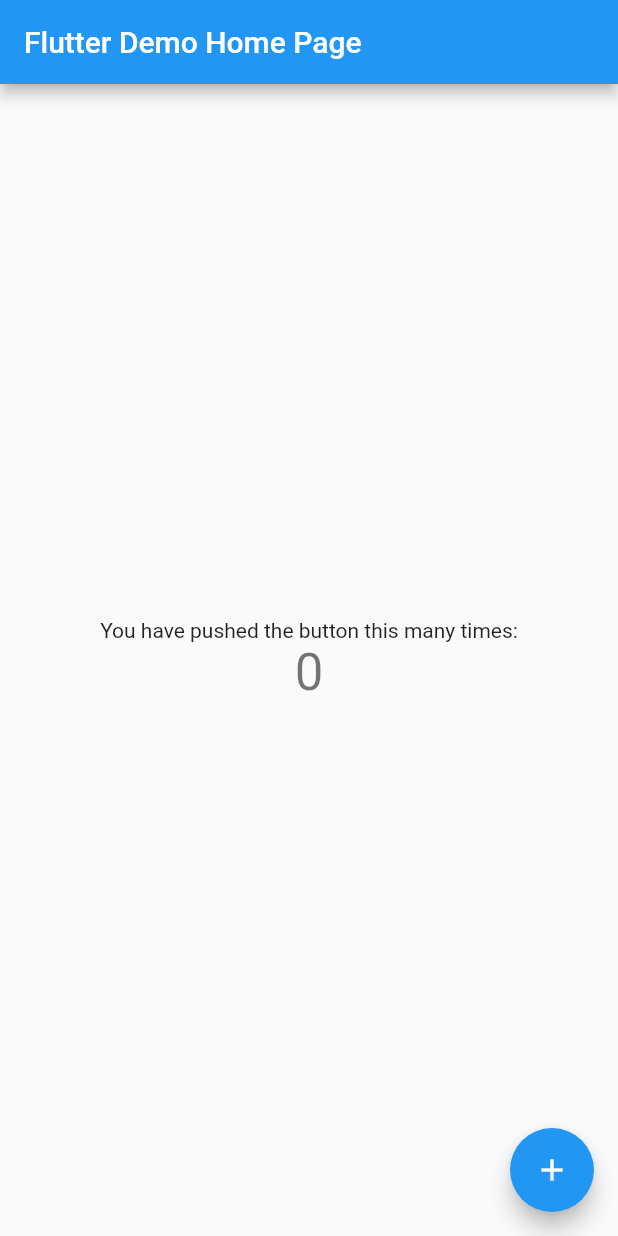
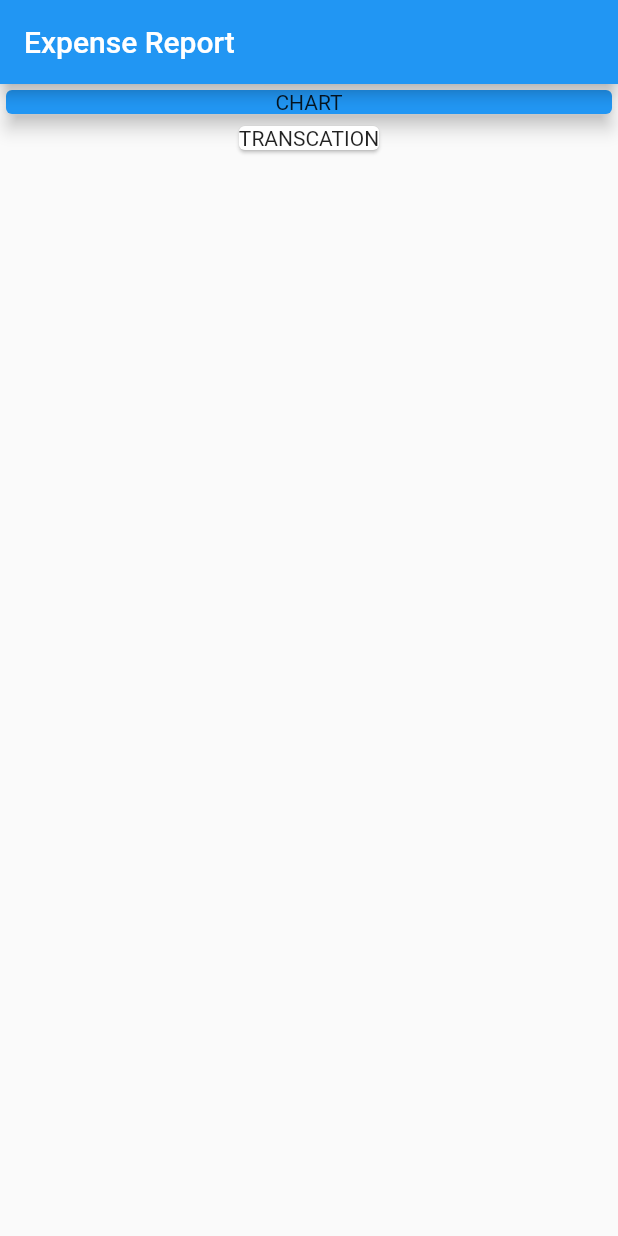
Before and after one commit to hpatel32/expenses, a Flutter app: the screen it shows after launch, on a phone screen of 412 x 824 dp. Run offline on Flutter 3.47's test engine with Material 2 defaults, Android fonts, the phone set to English and light mode, and no system bars.

Commit message:
start with column

```diff
--- a/lib/main.dart
+++ b/lib/main.dart
@@ -7,105 +7,31 @@ class MyApp extends StatelessWidget {
   @override
   Widget build(BuildContext context) {
     return MaterialApp(
-      title: 'Flutter Demo',
       theme: ThemeData(
-        // This is the theme of your application.
-        //
-        // Try running your application with "flutter run". You'll see the
-        // application has a blue toolbar. Then, without quitting the app, try
-        // changing the primarySwatch below to Colors.green and then invoke
-        // "hot reload" (press "r" in the console where you ran "flutter run",
-        // or simply save your changes to "hot reload" in a Flutter IDE).
-        // Notice that the counter didn't reset back to zero; the application
-        // is not restarted.
         primarySwatch: Colors.blue,
       ),
-      home: MyHomePage(title: 'Flutter Demo Home Page'),
+      home: MyHomePage(),
     );
   }
 }
 
-class MyHomePage extends StatefulWidget {
-  MyHomePage({Key key, this.title}) : super(key: key);
-
-  // This widget is the home page of your application. It is stateful, meaning
-  // that it has a State object (defined below) that contains fields that affect
-  // how it looks.
-
-  // This class is the configuration for the state. It holds the values (in this
-  // case the title) provided by the parent (in this case the App widget) and
-  // used by the build method of the State. Fields in a Widget subclass are
-  // always marked "final".
-
-  final String title;
-
-  @override
-  _MyHomePageState createState() => _MyHomePageState();
-}
-
-class _MyHomePageState extends State<MyHomePage> {
-  int _counter = 0;
-
-  void _incrementCounter() {
-    setState(() {
-      // This call to setState tells the Flutter framework that something has
-      // changed in this State, which causes it to rerun the build method below
-      // so that the display can reflect the updated values. If we changed
-      // _counter without calling setState(), then the build method would not be
-      // called again, and so nothing would appear to happen.
-      _counter++;
-    });
-  }
-
+class MyHomePage extends StatelessWidget {
   @override
   Widget build(BuildContext context) {
-    // This method is rerun every time setState is called, for instance as done
-    // by the _incrementCounter method above.
-    //
-    // The Flutter framework has been optimized to make rerunning build methods
-    // fast, so that you can just rebuild anything that needs updating rather
-    // than having to individually change instances of widgets.
-    return Scaffold(
-      appBar: AppBar(
-        // Here we take the value from the MyHomePage object that was created by
-        // the App.build method, and use it to set our appbar title.
-        title: Text(widget.title),
-      ),
-      body: Center(
-        // Center is a layout widget. It takes a single child and positions it
-        // in the middle of the parent.
-        child: Column(
-          // Column is also a layout widget. It takes a list of children and
-          // arranges them vertically. By default, it sizes itself to fit its
-          // children horizontally, and tries to be as tall as its parent.
-          //
-          // Invoke "debug painting" (press "p" in the console, choose the
-          // "Toggle Debug Paint" action from the Flutter Inspector in Android
-          // Studio, or the "Toggle Debug Paint" command in Visual Studio Code)
-          // to see the wireframe for each widget.
-          //
-          // Column has various properties to control how it sizes itself and
-          // how it positions its children. Here we use mainAxisAlignment to
-          // center the children vertically; the main axis here is the vertical
-          // axis because Columns are vertical (the cross axis would be
-          // horizontal).
-          mainAxisAlignment: MainAxisAlignment.center,
-          children: <Widget>[
-            Text(
-              'You have pushed the button this many times:',
-            ),
-            Text(
-              '$_counter',
-              style: Theme.of(context).textTheme.display1,
-            ),
-          ],
-        ),
-      ),
-      floatingActionButton: FloatingActionButton(
-        onPressed: _incrementCounter,
-        tooltip: 'Increment',
-        child: Icon(Icons.add),
-      ), // This trailing comma makes auto-formatting nicer for build methods.
-    );
+	return Scaffold(
+		appBar: AppBar(title: Text('Expense Report'),),
+		body: Column(
+			children: <Widget>[
+				Container(
+					width: double.infinity,
+				  child: Card(
+					child: Text('CHART',textAlign: TextAlign.center,),
+				  	elevation: 5,
+				  	color: Colors.blue,),
+				),
+				Card(child: Text('TRANSCATION'),),
+			],
+		),
+	);
   }
 }
```
